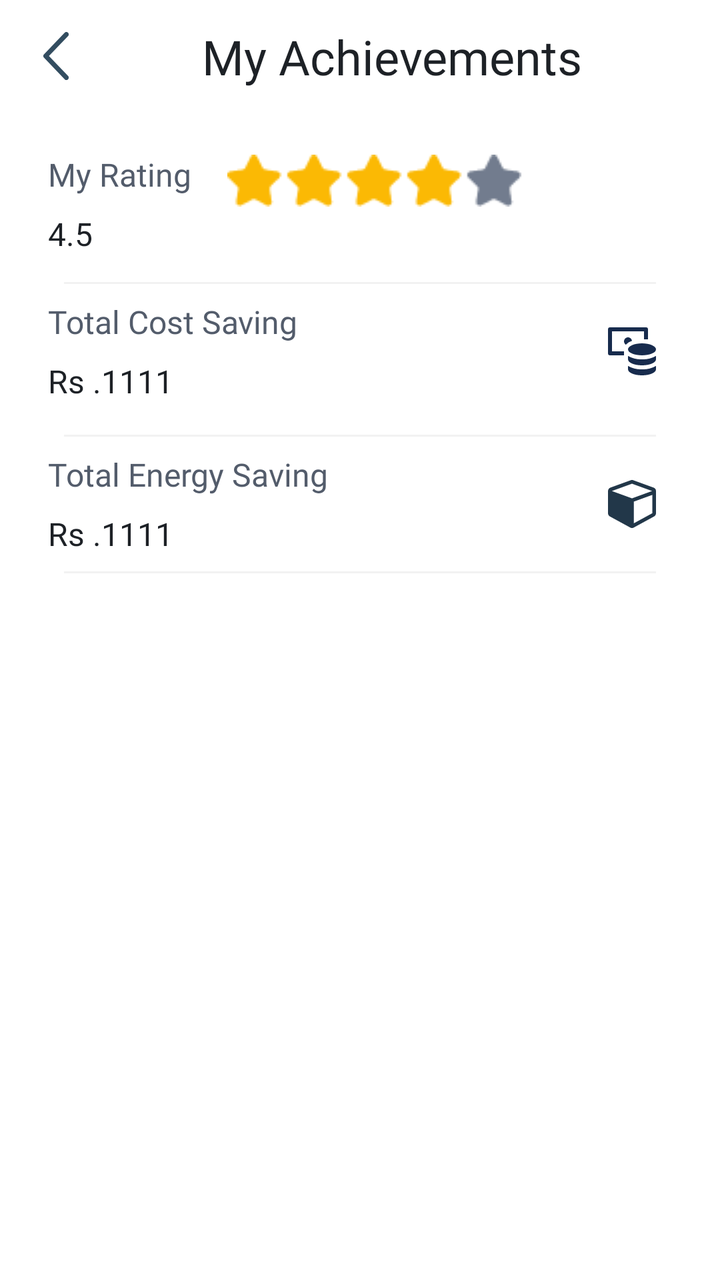
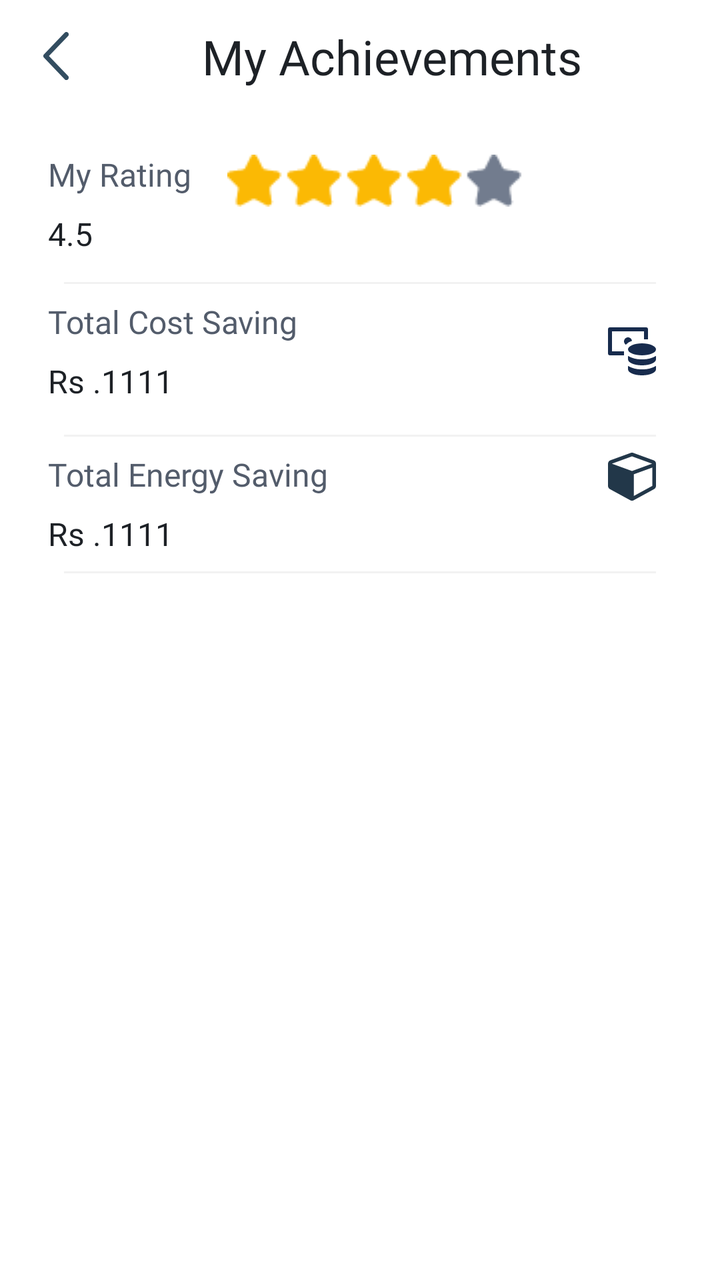

Screens rendered from an Android XML layout before and after an edit, with the pre-edit source and the edit as a unified diff.
<!-- AndroidManifest.xml: activity theme Theme.AbraaKaDabraa.NoActionBar -->
<!-- res/layout/activity_my_achievements.xml -->
<?xml version="1.0" encoding="utf-8"?>
<androidx.constraintlayout.widget.ConstraintLayout xmlns:tools="http://schemas.android.com/tools"
    android:id="@+id/constraintLayout4"
    android:layout_width="match_parent"
    android:layout_height="match_parent"
    android:elevation="8dp"
    android:background="@color/white"

    app:layout_constraintEnd_toEndOf="parent"
    app:layout_constraintStart_toStartOf="parent"
    app:layout_constraintTop_toTopOf="parent"
    xmlns:android="http://schemas.android.com/apk/res/android"
    xmlns:app="http://schemas.android.com/apk/res-auto">

    <ImageView
        android:id="@+id/ivBack"
        android:layout_width="24dp"
        android:layout_height="24dp"
        android:layout_marginStart="16dp"
        android:layout_marginTop="16dp"
        app:layout_constraintStart_toStartOf="parent"
        app:layout_constraintTop_toTopOf="parent"
        app:srcCompat="@drawable/ic_back_arrow" />

    <TextView
        android:id="@+id/textView82"
        android:layout_width="0dp"
        android:layout_height="wrap_content"
        android:layout_marginStart="16dp"
        android:layout_marginEnd="24dp"
        android:fontFamily="@font/montserrat_bold"
        android:gravity="center"
        android:text="My Achievements"
        android:textColor="#1D2126"
        android:textSize="24sp"
        app:layout_constraintBottom_toBottomOf="@+id/ivBack"
        app:layout_constraintEnd_toEndOf="parent"
        app:layout_constraintStart_toEndOf="@+id/ivBack"
        app:layout_constraintTop_toTopOf="@+id/ivBack" />

    <TextView
        android:id="@+id/textView88"
        android:layout_width="wrap_content"
        android:layout_height="wrap_content"
        android:layout_marginStart="24dp"
        android:layout_marginTop="32dp"
        android:text="My Rating"
        android:textColor="@color/title_color"
        android:fontFamily="@font/montserrat_bold"
        android:textSize="16sp"
        app:layout_constraintStart_toStartOf="parent"
        app:layout_constraintTop_toBottomOf="@+id/textView82" />

    <TextView
        android:id="@+id/textView89"
        android:layout_width="wrap_content"
        android:layout_height="19dp"
        android:layout_marginTop="8dp"
        android:fontFamily="@font/montserrat_medium"
        android:text="4.5"
        android:textColor="@color/sub_text_color"
        android:textSize="@dimen/sp_16"
        app:layout_constraintEnd_toEndOf="@+id/textView88"
        app:layout_constraintHorizontal_bias="0.0"
        app:layout_constraintStart_toStartOf="@+id/textView88"
        app:layout_constraintTop_toBottomOf="@+id/textView88" />

    <ImageView
        android:id="@+id/imageView28"
        android:layout_width="wrap_content"
        android:layout_height="32dp"
        android:layout_marginStart="18dp"
        android:layout_marginTop="30dp"
        app:layout_constraintStart_toEndOf="@+id/textView88"
        app:layout_constraintTop_toBottomOf="@+id/textView82"
        app:srcCompat="@drawable/dummy_stars" />

    <androidx.constraintlayout.widget.ConstraintLayout
        android:id="@+id/constraintLayout5"
        android:layout_width="match_parent"
        android:layout_height="wrap_content"
        android:layout_marginTop="8dp"
        app:layout_constraintEnd_toEndOf="parent"
        app:layout_constraintHorizontal_bias="0.0"
        app:layout_constraintStart_toStartOf="parent"
        app:layout_constraintTop_toBottomOf="@+id/textView89">

        <TextView
            android:id="@+id/textView87"
            android:layout_width="0dp"
            android:layout_height="1dp"
            android:layout_marginStart="32dp"
            android:layout_marginTop="8dp"
            android:layout_marginEnd="32dp"
            android:background="#F2F2F2"
            app:layout_constraintEnd_toEndOf="parent"
            app:layout_constraintStart_toStartOf="parent"
            app:layout_constraintTop_toTopOf="parent" />

        <TextView
            android:id="@+id/textView90"
            android:layout_width="wrap_content"
            android:layout_height="wrap_content"
            android:layout_marginStart="24dp"
            android:layout_marginTop="8dp"
            android:text="Total Cost Saving"
            android:textColor="@color/title_color"
            android:fontFamily="@font/montserrat_bold"
            android:textSize="@dimen/sp_16"
            app:layout_constraintStart_toStartOf="parent"
            app:layout_constraintTop_toBottomOf="@+id/textView87" />

        <TextView
            android:id="@+id/textView91"
            android:layout_width="wrap_content"
            android:layout_height="wrap_content"
            android:layout_marginTop="8dp"
            android:fontFamily="@font/montserrat_medium"
            android:text="Rs .1111"
            android:textSize="@dimen/sp_16"
            android:textColor="@color/sub_text_color"
            app:layout_constraintEnd_toEndOf="@+id/textView90"
            app:layout_constraintHorizontal_bias="0.0"
            app:layout_constraintStart_toStartOf="@+id/textView90"
            app:layout_constraintTop_toBottomOf="@+id/textView90" />

        <ImageView
            android:id="@+id/imageView29"
            android:layout_width="wrap_content"
            android:layout_height="wrap_content"
            android:layout_marginEnd="32dp"
            app:layout_constraintBottom_toBottomOf="@+id/textView91"
            app:layout_constraintEnd_toEndOf="parent"
            app:layout_constraintTop_toTopOf="@+id/textView90"
            app:srcCompat="@drawable/ic_cost_saving_icon" />
    </androidx.constraintlayout.widget.ConstraintLayout>

    <androidx.constraintlayout.widget.ConstraintLayout
        android:id="@+id/constraintLayout6"
        android:layout_width="match_parent"
        android:layout_height="wrap_content"
        android:layout_marginTop="8dp"
        app:layout_constraintEnd_toEndOf="parent"
        app:layout_constraintHorizontal_bias="0.0"
        app:layout_constraintStart_toStartOf="parent"
        app:layout_constraintTop_toBottomOf="@+id/constraintLayout5">

        <TextView
            android:id="@+id/textView871"
            android:layout_width="0dp"
            android:layout_height="1dp"
            android:layout_marginStart="32dp"
            android:layout_marginTop="8dp"
            android:layout_marginEnd="32dp"
            android:background="#F2F2F2"
            app:layout_constraintEnd_toEndOf="parent"
            app:layout_constraintStart_toStartOf="parent"
            app:layout_constraintTop_toTopOf="parent" />

        <TextView
            android:id="@+id/textView901"
            android:layout_width="wrap_content"
            android:layout_height="wrap_content"
            android:layout_marginStart="24dp"
            android:layout_marginTop="8dp"
            android:text="Total Energy Saving"
            android:textColor="@color/title_color"
            android:fontFamily="@font/montserrat_bold"
            android:textSize="@dimen/sp_16"
            app:layout_constraintStart_toStartOf="parent"
            app:layout_constraintTop_toBottomOf="@+id/textView871" />

        <TextView
            android:id="@+id/textView911"
            android:layout_width="wrap_content"
            android:layout_height="wrap_content"
            android:layout_marginTop="8dp"
            android:fontFamily="@font/montserrat_medium"
            android:text="Rs .1111"
            android:textSize="@dimen/sp_16"
            android:textColor="@color/sub_text_color"
            app:layout_constraintEnd_toEndOf="@+id/textView901"
            app:layout_constraintHorizontal_bias="0.0"
            app:layout_constraintStart_toStartOf="@+id/textView901"
            app:layout_constraintTop_toBottomOf="@+id/textView901" />

        <ImageView
            android:id="@+id/imageView291"
            android:layout_width="wrap_content"
            android:layout_height="wrap_content"
            android:layout_marginEnd="32dp"
            app:layout_constraintBottom_toBottomOf="@+id/textView911"
            app:layout_constraintEnd_toEndOf="parent"
            app:layout_constraintTop_toTopOf="@+id/textView901"
            app:srcCompat="@drawable/ic_energy_saving_icon" />
    </androidx.constraintlayout.widget.ConstraintLayout>

    <TextView
        android:id="@+id/textView8712"
        android:layout_width="0dp"
        android:layout_height="1dp"
        android:layout_marginStart="32dp"
        android:layout_marginTop="8dp"
        android:layout_marginEnd="32dp"
        android:background="#F2F2F2"
        app:layout_constraintEnd_toEndOf="parent"
        app:layout_constraintStart_toStartOf="parent"
        app:layout_constraintTop_toBottomOf="@+id/constraintLayout6" />
</androidx.constraintlayout.widget.ConstraintLayout>
<!-- resources referenced by this layout -->
<resources>
  <color name="sub_text_color">#1D2126</color>
  <color name="title_color">#535C6B</color>
  <color name="white">#FFFFFFFF</color>
  <dimen name="sp_16">16sp</dimen>
  <!-- drawable dummy_stars: png bitmap (drawable-v24, 1206 bytes) -->
  <!-- drawable ic_back_arrow (drawable) -->
  <vector android:height="44.5704dp" android:viewportHeight="18.571"
      android:viewportWidth="10" android:width="24dp" xmlns:android="http://schemas.android.com/apk/res/android">
      <path android:fillColor="#334d60" android:pathData="M0.265,9.949 L8.433,18.3a0.906,0.906 0,0 0,1.3 0,0.951 0.951,0 0,0 0,-1.325L2.212,9.286 9.73,1.6a0.952,0.952 0,0 0,0 -1.326,0.906 0.906,0 0,0 -1.3,0L0.265,8.623A0.962,0.962 0,0 0,0.265 9.949Z"/>
  </vector>
  <!-- drawable ic_cost_saving_icon (drawable) -->
  <vector xmlns:android="http://schemas.android.com/apk/res/android"
      android:width="24dp"
      android:height="24dp"
      android:viewportWidth="24"
      android:viewportHeight="24">
    <path
        android:pathData="M8,14H1a1,1 0,0 1,-1 -1V1A1,1 0,0 1,1 0H19a1,1 0,0 1,1 1V6H18V2H2V12H8Z"
        android:fillColor="#172b4d"/>
    <path
        android:pathData="M17,16A12.8,12.8 0,0 1,10 14.288L10,16c0,1.657 3.134,3 7,3s7,-1.343 7,-3L24,14.288A12.8,12.8 0,0 1,17 16Z"
        android:fillColor="#172b4d"/>
    <path
        android:pathData="M17,21A12.8,12.8 0,0 1,10 19.288L10,21c0,1.657 3.134,3 7,3s7,-1.343 7,-3L24,19.288A12.8,12.8 0,0 1,17 21Z"
        android:fillColor="#172b4d"/>
    <path
        android:pathData="M8.909,8.672A6.988,6.988 0,0 1,11.975 6.756,1.995 1.995,0 1,0 8.909,8.672Z"
        android:fillColor="#172b4d"/>
    <path
        android:pathData="M10,11a7,3 0,1 0,14 0a7,3 0,1 0,-14 0z"
        android:fillColor="#172b4d"/>
  </vector>
  <!-- drawable ic_energy_saving_icon (drawable) -->
  <vector xmlns:android="http://schemas.android.com/apk/res/android"
      android:width="24dp"
      android:height="24dp"
      android:viewportWidth="24"
      android:viewportHeight="24">
    <path
        android:pathData="M12.923,21.649l9.231,-5.034v-9.173L12.923,10.8ZM12,9.173l10.067,-3.663L12,1.846 1.933,5.51ZM24,5.538v11.077a1.79,1.79 0,0 1,-0.26 0.938,1.842 1.842,0 0,1 -0.707,0.678L12.88,23.769a1.793,1.793 0,0 1,-1.76 0L0.966,18.231a1.842,1.842 0,0 1,-0.707 -0.678,1.79 1.79,0 0,1 -0.26,-0.937L-0.001,5.538a1.8,1.8 0,0 1,0.332 -1.053,1.81 1.81,0 0,1 0.88,-0.678l10.154,-3.692a1.8,1.8 0,0 1,1.269 0l10.154,3.692A1.846,1.846 0,0 1,24 5.538Z"
        android:fillColor="#223749"/>
  </vector>
  <style name="Theme.AbraaKaDabraa.NoActionBar">
          <item name="windowActionBar">false</item>
          <item name="windowNoTitle">true</item>
  
      </style>
</resources>

<!-- the commit's change to res/layout/activity_my_achievements.xml (unified diff, before → after) -->
@@ -52,7 +52,7 @@
         app:layout_constraintTop_toBottomOf="@+id/textView82" />
 
     <TextView
-        android:id="@+id/textView89"
+        android:id="@+id/myRatingTxt"
         android:layout_width="wrap_content"
         android:layout_height="19dp"
         android:layout_marginTop="8dp"
@@ -83,7 +83,7 @@
         app:layout_constraintEnd_toEndOf="parent"
         app:layout_constraintHorizontal_bias="0.0"
         app:layout_constraintStart_toStartOf="parent"
-        app:layout_constraintTop_toBottomOf="@+id/textView89">
+        app:layout_constraintTop_toBottomOf="@+id/myRatingTxt">
 
         <TextView
             android:id="@+id/textView87"
@@ -111,7 +111,7 @@
             app:layout_constraintTop_toBottomOf="@+id/textView87" />
 
         <TextView
-            android:id="@+id/textView91"
+            android:id="@+id/costSavingTxt"
             android:layout_width="wrap_content"
             android:layout_height="wrap_content"
             android:layout_marginTop="8dp"
@@ -129,7 +129,7 @@
             android:layout_width="wrap_content"
             android:layout_height="wrap_content"
             android:layout_marginEnd="32dp"
-            app:layout_constraintBottom_toBottomOf="@+id/textView91"
+            app:layout_constraintBottom_toBottomOf="@+id/costSavingTxt"
             app:layout_constraintEnd_toEndOf="parent"
             app:layout_constraintTop_toTopOf="@+id/textView90"
             app:srcCompat="@drawable/ic_cost_saving_icon" />
@@ -171,7 +171,7 @@
             app:layout_constraintTop_toBottomOf="@+id/textView871" />
 
         <TextView
-            android:id="@+id/textView911"
+            android:id="@+id/energySaving"
             android:layout_width="wrap_content"
             android:layout_height="wrap_content"
             android:layout_marginTop="8dp"
